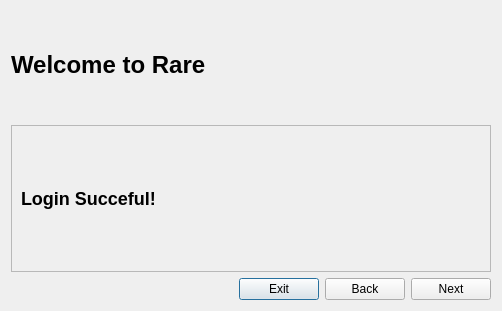
First picture: the form in rare/ui/components/dialogs/login/login_dialog.ui, repository RareDevs/Rare, before the edit.
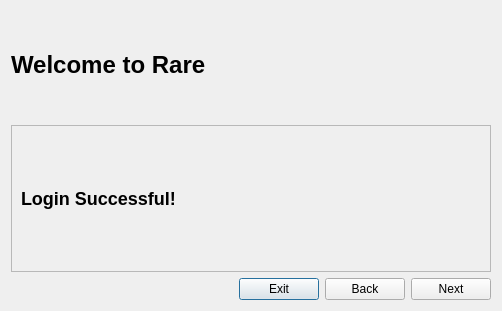
Second picture: the form after the edit. The open tabs and pages were chosen to show the change.

Commit message: Fix login from merge

The edit to the form file:
```diff
--- a/rare/ui/components/dialogs/login/login_dialog.ui
+++ b/rare/ui/components/dialogs/login/login_dialog.ui
@@ -6,7 +6,7 @@
             <rect>
                 <x>0</x>
                 <y>0</y>
-                <width>492</width>
+                <width>498</width>
                 <height>311</height>
             </rect>
         </property>
@@ -167,7 +167,11 @@
                             <item>
                                 <widget class="QLabel" name="success_label">
                                     <property name="text">
-                                        <string>&lt;h2&gt;Login Succeful!&lt;/h2&gt;</string>
+                                        <string>&lt;html&gt;&lt;head/&gt;&lt;body&gt;&lt;h2 style=&quot;
+                                            margin-top:16px; margin-bottom:12px; margin-left:0px; margin-right:0px;
+                                            -qt-block-indent:0; text-indent:0px;&quot;&gt;&lt;span style=&quot;
+                                            font-size:x-large; font-weight:600;&quot;&gt;Login Successful!&lt;/span&gt;&lt;/h2&gt;&lt;/body&gt;&lt;/html&gt;
+                                        </string>
                                     </property>
                                 </widget>
                             </item>
```
Left out of the diff: 2 changed lines with no effect on the pictures. The commit also changes 4 other files.
